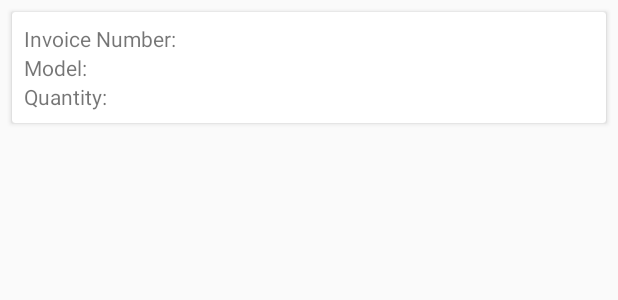
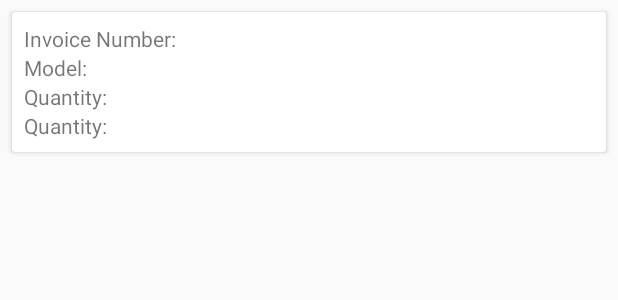
Before and after one commit to Sparker0i/gcloud-android-node-frontend, an Android app: the layout sales.xml on its own in the app's theme, with its tools: preview values and no code run, on a phone screen of 412 x 824 dp. Shown: the top 300 px of the screen. Run offline under Robolectric (Android 15) with nearby library versions, the phone set to English and light mode, and no system bars.

Commit message:
Working App

```diff
--- a/app/src/main/java/com/example/sparker0i/samplenodeapp/api/ApiInterface.java
+++ b/app/src/main/java/com/example/sparker0i/samplenodeapp/api/ApiInterface.java
@@ -26,7 +26,7 @@ public interface ApiInterface {
     @GET("/buy?")
     Call<Sales> buyPhone(
             @Query("model") String model,
-            @Query("user") String username,
+            @Query("username") String username,
             @Query("qty") Integer quantity
     );
 }
--- a/app/src/main/java/com/example/sparker0i/samplenodeapp/model/Sales.java
+++ b/app/src/main/java/com/example/sparker0i/samplenodeapp/model/Sales.java
@@ -4,5 +4,6 @@ public class Sales {
     public String model;
     public Integer quantity;
     public String invoiceNumber;
+    public String username;
     public String error;
 }
--- a/app/src/main/java/com/example/sparker0i/samplenodeapp/results/PhoneAdapter.java
+++ b/app/src/main/java/com/example/sparker0i/samplenodeapp/results/PhoneAdapter.java
@@ -74,6 +74,7 @@ public class PhoneAdapter extends RecyclerView.Adapter<PhoneAdapter.MyViewHolder
                 }
             };
             cardView.setOnClickListener(lis);
+            image.setOnClickListener(lis);
         }
     }
 }
--- a/app/src/main/java/com/example/sparker0i/samplenodeapp/results/SalesAdapter.java
+++ b/app/src/main/java/com/example/sparker0i/samplenodeapp/results/SalesAdapter.java
@@ -37,6 +37,7 @@ public class SalesAdapter extends RecyclerView.Adapter<SalesAdapter.MyViewHolder
         holder.quantity.setText("Quantity: " + sale.quantity);
         holder.invoiceNumber.setText("Invoice Number: " + sale.invoiceNumber);
         holder.model.setText("Model: " + sale.model);
+        holder.customer.setText("Username: " + sale.username);
     }
 
     @Override
@@ -45,13 +46,14 @@ public class SalesAdapter extends RecyclerView.Adapter<SalesAdapter.MyViewHolder
     }
 
     public class MyViewHolder extends RecyclerView.ViewHolder {
-        TextView model , invoiceNumber , quantity;
+        TextView model , invoiceNumber , quantity , customer;
 
         public MyViewHolder(@NonNull View view) {
             super(view);
             model = view.findViewById(R.id.model);
             invoiceNumber = view.findViewById(R.id.invoiceNumber);
             quantity = view.findViewById(R.id.quantity);
+            customer = view.findViewById(R.id.customer);
         }
     }
 }
--- a/app/src/main/res/layout/sales.xml
+++ b/app/src/main/res/layout/sales.xml
@@ -30,6 +30,13 @@
             android:layout_height="wrap_content"
             android:layout_below="@id/model"
             tools:text="Quantity: " />
+
+        <TextView
+            android:id="@+id/customer"
+            android:layout_width="wrap_content"
+            android:layout_height="wrap_content"
+            android:layout_below="@id/quantity"
+            tools:text="Quantity: " />
     </RelativeLayout>
 
 </android.support.v7.widget.CardView>
```
